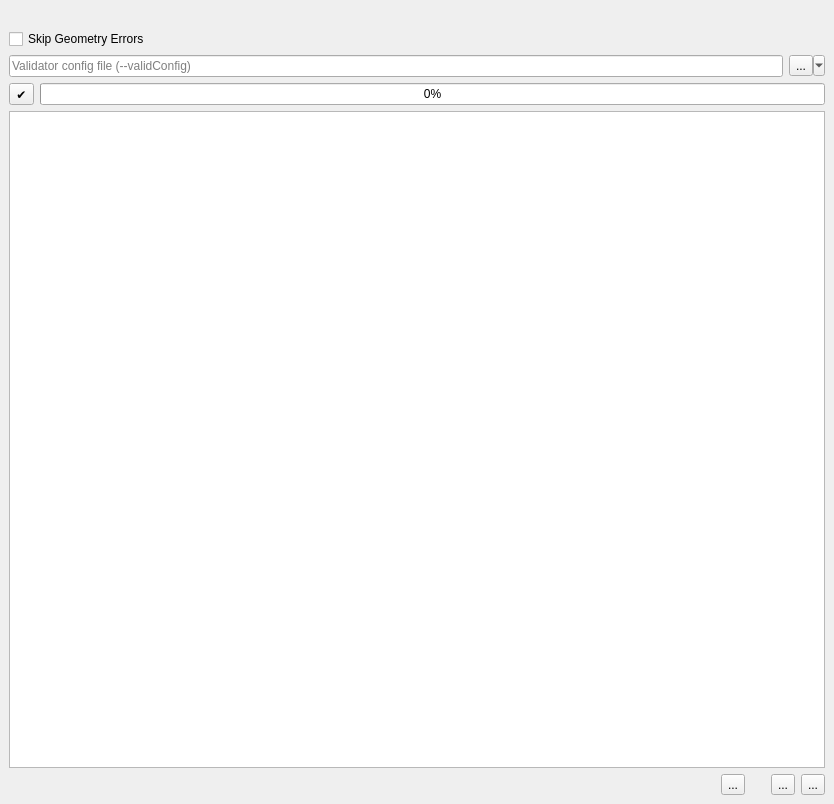
Above: QgisModelBaker/ui/validator.ui from opengisch/QgisModelBaker before the change. Below: the same form after it.
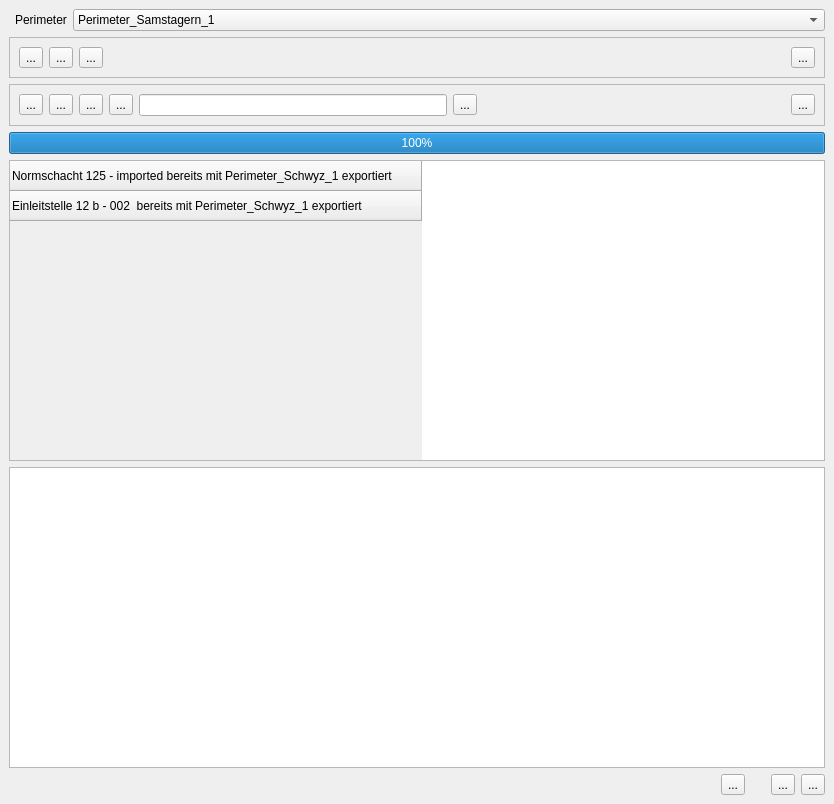
That is the form after the change. Icons and pictures are not drawn.

What changed in the file:
```diff
--- a/QgisModelBaker/ui/validator.ui
+++ b/QgisModelBaker/ui/validator.ui
@@ -11,104 +11,46 @@
    </rect>
   </property>
   <property name="windowTitle">
-   <string>Model Baker Data Validator</string>
+   <string>Perimeter Manager</string>
   </property>
   <widget class="QWidget" name="dockWidgetContents">
    <layout class="QGridLayout" name="gridLayout">
-    <item row="0" column="0">
-     <widget class="QLabel" name="info_label">
-      <property name="text">
-       <string/>
+    <item row="0" column="2">
+     <widget class="QComboBox" name="comboBox">
+      <property name="sizePolicy">
+       <sizepolicy hsizetype="Expanding" vsizetype="Fixed">
+        <horstretch>0</horstretch>
+        <verstretch>0</verstretch>
+       </sizepolicy>
       </property>
-      <property name="wordWrap">
-       <bool>true</bool>
-      </property>
-     </widget>
-    </item>
-    <item row="1" column="0">
-     <layout class="QVBoxLayout" name="filter_layout">
-      <property name="spacing">
-       <number>0</number>
-      </property>
-     </layout>
-    </item>
-    <item row="2" column="0">
-     <layout class="QVBoxLayout" name="export_models_layout">
-      <property name="spacing">
-       <number>0</number>
-      </property>
-     </layout>
-    </item>
-    <item row="3" column="0" colspan="2">
-     <widget class="QCheckBox" name="skip_geometry_errors_check_box">
-      <property name="toolTip">
-       <string>Ignores geometry errors (--skipGeometryErrors) and AREA topology validation (--disableAreaValidation)</string>
-      </property>
-      <property name="text">
-       <string>Skip Geometry Errors</string>
-      </property>
-     </widget>
-    </item>
-    <item row="4" column="0">
-     <widget class="QLineEdit" name="config_file_line_edit">
-      <property name="toolTip">
-       <string>ili2db option --validConfig</string>
-      </property>
-      <property name="placeholderText">
-       <string>Validator config file (--validConfig)</string>
-      </property>
-     </widget>
-    </item>
-    <item row="4" column="1">
-     <widget class="QToolButton" name="config_file_tool_button">
-      <property name="text">
-       <string>...</string>
-      </property>
-      <property name="popupMode">
-       <enum>QToolButton::MenuButtonPopup</enum>
-      </property>
-     </widget>
-    </item>
-    <item row="5" column="0" colspan="2">
-     <widget class="QWidget" name="validation_layout" native="true">
-      <layout class="QVBoxLayout" name="verticalLayout_2">
-       <property name="leftMargin">
-        <number>0</number>
+      <item>
+       <property name="text">
+        <string>Perimeter_Samstagern_1</string>
        </property>
-       <property name="topMargin">
-        <number>0</number>
+      </item>
+      <item>
+       <property name="text">
+        <string>Perimeter_Samstagern_2</string>
        </property>
-       <property name="rightMargin">
-        <number>0</number>
+      </item>
+      <item>
+       <property name="text">
+        <string>Perimeter_Schwyz_1</string>
        </property>
-       <property name="bottomMargin">
-        <number>0</number>
+      </item>
+      <item>
+       <property name="text">
+        <string>Perimeter_Schwyz_2</string>
        </property>
-       <item>
-        <layout class="QHBoxLayout" name="horizontalLayout">
-         <item>
-          <widget class="QToolButton" name="run_button">
-           <property name="text">
-            <string>✔</string>
-           </property>
-          </widget>
-         </item>
-         <item>
-          <widget class="QProgressBar" name="progress_bar">
-           <property name="value">
-            <number>0</number>
-           </property>
-          </widget>
-         </item>
-        </layout>
-       </item>
-       <item>
-        <widget class="QTableView" name="result_table_view"/>
-       </item>
-      </layout>
+      </item>
+      <item>
+       <property name="text">
+        <string>Perimeter_KT_ZH</string>
+       </property>
+      </item>
      </widget>
     </item>
-    <item row="6" column="0" colspan="2">
+    <item row="4" column="0" colspan="3">
      <layout class="QHBoxLayout" name="horizontalLayout_3">
       <item>
        <widget class="QLabel" name="error_count_label">
@@ -187,6 +129,226 @@
       </item>
      </layout>
     </item>
+    <item row="0" column="1">
+     <widget class="QLabel" name="label">
+      <property name="text">
+       <string>Perimeter</string>
+      </property>
+     </widget>
+    </item>
+    <item row="3" column="0" colspan="3">
+     <widget class="QWidget" name="validation_layout" native="true">
+      <layout class="QVBoxLayout" name="verticalLayout_2">
+       <property name="leftMargin">
+        <number>0</number>
+       </property>
+       <property name="topMargin">
+        <number>0</number>
+       </property>
+       <property name="rightMargin">
+        <number>0</number>
+       </property>
+       <property name="bottomMargin">
+        <number>0</number>
+       </property>
+       <item>
+        <layout class="QHBoxLayout" name="horizontalLayout">
+         <item>
+          <widget class="QProgressBar" name="progress_bar">
+           <property name="value">
+            <number>100</number>
+           </property>
+          </widget>
+         </item>
+        </layout>
+       </item>
+       <item>
+        <widget class="QTableWidget" name="tableWidget">
+         <row>
+          <property name="text">
+           <string>Normschacht 125 - imported bereits mit Perimeter_Schwyz_1 exportiert</string>
+          </property>
+          <property name="icon">
+           <iconset>
+            <normaloff>../../../../qgis/QGIS/images/themes/default/mIconWarning.svg</normaloff>../../../../qgis/QGIS/images/themes/default/mIconWarning.svg</iconset>
+          </property>
+         </row>
+         <row>
+          <property name="text">
+           <string>Einleitstelle 12 b - 002  bereits mit Perimeter_Schwyz_1 exportiert</string>
+          </property>
+          <property name="icon">
+           <iconset>
+            <normaloff>../../../../qgis/QGIS/images/themes/default/mIconWarning.svg</normaloff>../../../../qgis/QGIS/images/themes/default/mIconWarning.svg</iconset>
+          </property>
+         </row>
+        </widget>
+       </item>
+       <item>
+        <widget class="QTableView" name="result_table_view"/>
+       </item>
+      </layout>
+     </widget>
+    </item>
+    <item row="2" column="0" colspan="3">
+     <widget class="QFrame" name="frame_2">
+      <property name="frameShape">
+       <enum>QFrame::StyledPanel</enum>
+      </property>
+      <property name="frameShadow">
+       <enum>QFrame::Raised</enum>
+      </property>
+      <layout class="QHBoxLayout" name="horizontalLayout_4">
+       <item>
+        <widget class="QToolButton" name="export_2">
+         <property name="text">
+          <string>...</string>
+         </property>
+         <property name="icon">
+          <iconset>
+           <normaloff>../images/export_perimeter.svg</normaloff>../images/export_perimeter.svg</iconset>
+         </property>
+        </widget>
+       </item>
+       <item>
+        <widget class="QToolButton" name="import_2">
+         <property name="text">
+          <string>...</string>
+         </property>
+         <property name="icon">
+          <iconset>
+           <normaloff>../images/import_perimeter.svg</normaloff>../images/import_perimeter.svg</iconset>
+         </property>
+        </widget>
+       </item>
+       <item>
+        <widget class="QToolButton" name="toolButton">
+         <property name="text">
+          <string>...</string>
+         </property>
+         <property name="icon">
+          <iconset>
+           <normaloff>../images/xtfexport.svg</normaloff>../images/xtfexport.svg</iconset>
+         </property>
+        </widget>
+       </item>
+       <item>
+        <widget class="QToolButton" name="toolButton_2">
+         <property name="text">
+          <string>...</string>
+         </property>
+         <property name="icon">
+          <iconset>
+           <normaloff>../images/xtfimport.svg</normaloff>../images/xtfimport.svg</iconset>
+         </property>
+        </widget>
+       </item>
+       <item>
+        <widget class="QLineEdit" name="lineEdit"/>
+       </item>
+       <item>
+        <widget class="QToolButton" name="toolButton_3">
+         <property name="text">
+          <string>...</string>
+         </property>
+        </widget>
+       </item>
+       <item>
+        <spacer name="horizontalSpacer_4">
+         <property name="orientation">
+          <enum>Qt::Horizontal</enum>
+         </property>
+         <property name="sizeHint" stdset="0">
+          <size>
+           <width>299</width>
+           <height>20</height>
+          </size>
+         </property>
+        </spacer>
+       </item>
+       <item>
+        <widget class="QToolButton" name="project">
+         <property name="text">
+          <string>...</string>
+         </property>
+         <property name="icon">
+          <iconset>
+           <normaloff>../../../../qgis/QGIS/images/themes/default/mIconQgsProjectFile.svg</normaloff>../../../../qgis/QGIS/images/themes/default/mIconQgsProjectFile.svg</iconset>
+         </property>
+        </widget>
+       </item>
+      </layout>
+     </widget>
+    </item>
+    <item row="1" column="0" colspan="3">
+     <widget class="QFrame" name="frame">
+      <property name="frameShape">
+       <enum>QFrame::StyledPanel</enum>
+      </property>
+      <property name="frameShadow">
+       <enum>QFrame::Raised</enum>
+      </property>
+      <layout class="QHBoxLayout" name="horizontalLayout_2">
+       <item>
+        <widget class="QToolButton" name="selectintersection">
+         <property name="text">
+          <string>...</string>
+         </property>
+         <property name="icon">
+          <iconset>
+           <normaloff>../../../../qgis/QGIS/images/themes/default/mActionSelectPolygon.svg</normaloff>../../../../qgis/QGIS/images/themes/default/mActionSelectPolygon.svg</iconset>
+         </property>
+        </widget>
+       </item>
+       <item>
+        <widget class="QToolButton" name="link">
+         <property name="text">
+          <string>...</string>
+         </property>
+         <property name="icon">
+          <iconset>
+           <normaloff>../../../../qgis/QGIS/images/themes/default/mActionLink.svg</normaloff>../../../../qgis/QGIS/images/themes/default/mActionLink.svg</iconset>
+         </property>
+        </widget>
+       </item>
+       <item>
+        <widget class="QToolButton" name="unlink">
+         <property name="text">
+          <string>...</string>
+         </property>
+         <property name="icon">
+          <iconset>
+           <normaloff>../../../../qgis/QGIS/images/themes/default/mActionUnlink.svg</normaloff>../../../../qgis/QGIS/images/themes/default/mActionUnlink.svg</iconset>
+         </property>
+        </widget>
+       </item>
+       <item>
+        <spacer name="horizontalSpacer_3">
+         <property name="orientation">
+          <enum>Qt::Horizontal</enum>
+         </property>
+         <property name="sizeHint" stdset="0">
+          <size>
+           <width>40</width>
+           <height>20</height>
+          </size>
+         </property>
+        </spacer>
+       </item>
+       <item>
+        <widget class="QToolButton" name="highlight">
+         <property name="text">
+          <string>...</string>
+         </property>
+         <property name="icon">
+          <iconset>
+           <normaloff>../../../../qgis/QGIS/images/themes/default/mActionHighlightFeature.svg</normaloff>../../../../qgis/QGIS/images/themes/default/mActionHighlightFeature.svg</iconset>
+         </property>
+        </widget>
+       </item>
+      </layout>
+     </widget>
+    </item>
    </layout>
   </widget>
  </widget>
```
